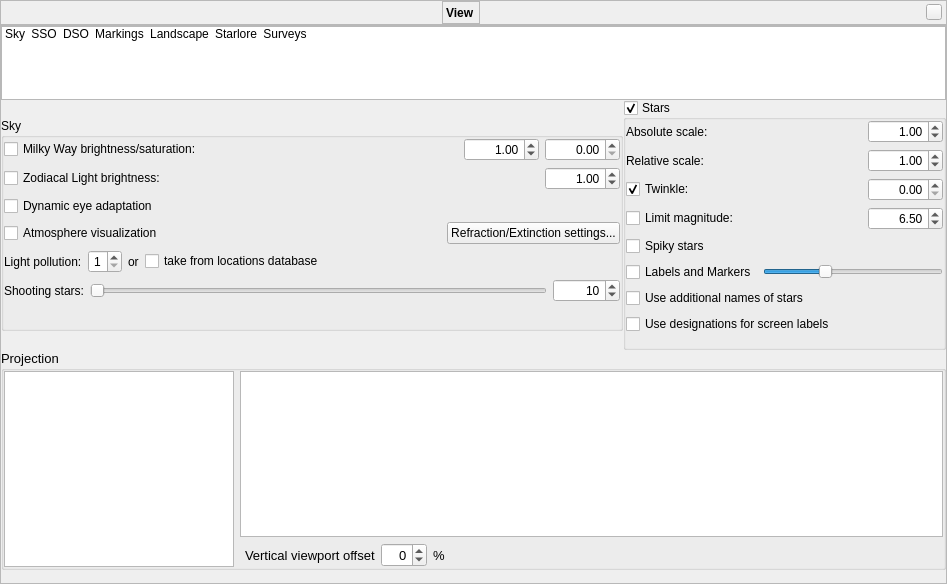
Above: src/gui/viewDialog.ui from 519984307/stellarium_src before the change. Below: the same form after it.
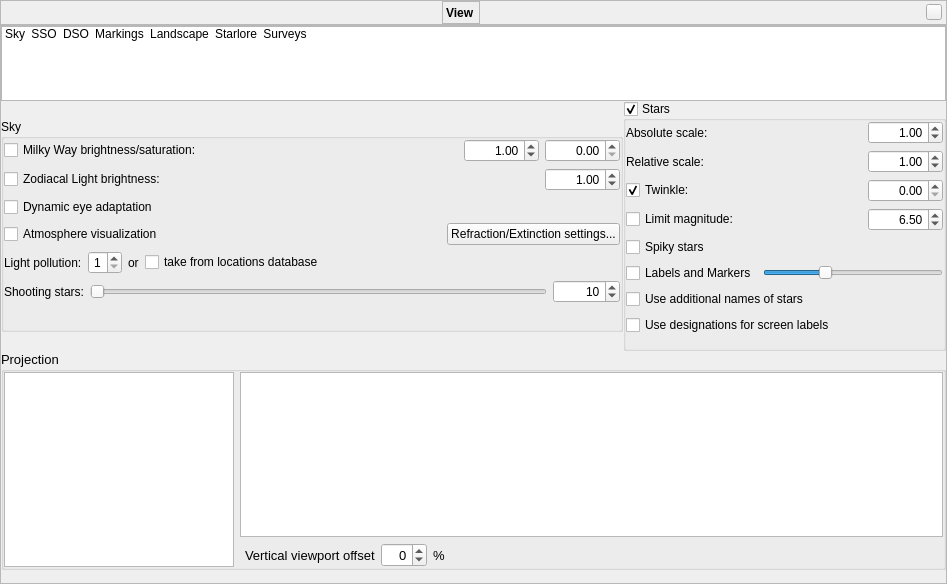
That is the form after the change. Icons and pictures are not drawn. Custom widgets are drawn as their Qt base class.

Commit message:
Fixed main GUI issue
Synced size of stackListWidget for all dialogs

Diff of the .ui file:
```diff
--- a/src/gui/viewDialog.ui
+++ b/src/gui/viewDialog.ui
@@ -4511,13 +4511,13 @@
         <property name="minimumSize">
          <size>
           <width>0</width>
-          <height>74</height>
+          <height>75</height>
          </size>
         </property>
         <property name="maximumSize">
          <size>
           <width>16777215</width>
-          <height>74</height>
+          <height>75</height>
          </size>
         </property>
         <property name="focusPolicy">
```
The commit also changes 3 other files.
